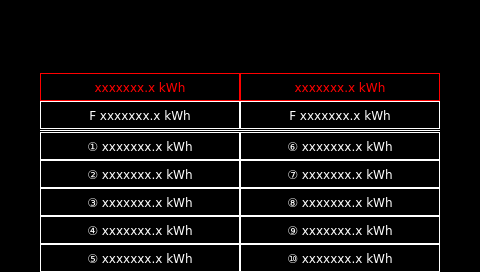
First picture: the form in SmartHome/page4e0.ui, repository fmandracci/smart-home, before the edit.
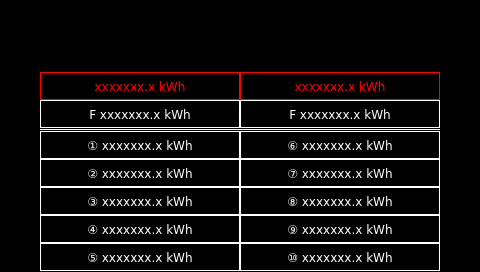
Second picture: the form after the edit. Icons and pictures are not drawn. Custom widgets are drawn as their Qt base class.

What changed in the file:
```diff
--- a/SmartHome/page4e0.ui
+++ b/SmartHome/page4e0.ui
@@ -60,6 +60,19 @@
      </property>
     </widget>
    </item>
+   <item>
+    <spacer name="verticalSpacer_top">
+     <property name="orientation">
+      <enum>Qt::Vertical</enum>
+     </property>
+     <property name="sizeHint" stdset="0">
+      <size>
+       <width>20</width>
+       <height>40</height>
+      </size>
+     </property>
+    </spacer>
+   </item>
    <item>
     <layout class="QGridLayout" name="gridLayout">
      <property name="leftMargin">
@@ -857,6 +870,19 @@
      </item>
     </layout>
    </item>
+   <item>
+    <spacer name="verticalSpacer_bottom">
+     <property name="orientation">
+      <enum>Qt::Vertical</enum>
+     </property>
+     <property name="sizeHint" stdset="0">
+      <size>
+       <width>20</width>
+       <height>40</height>
+      </size>
+     </property>
+    </spacer>
+   </item>
   </layout>
  </widget>
  <customwidgets>
```
